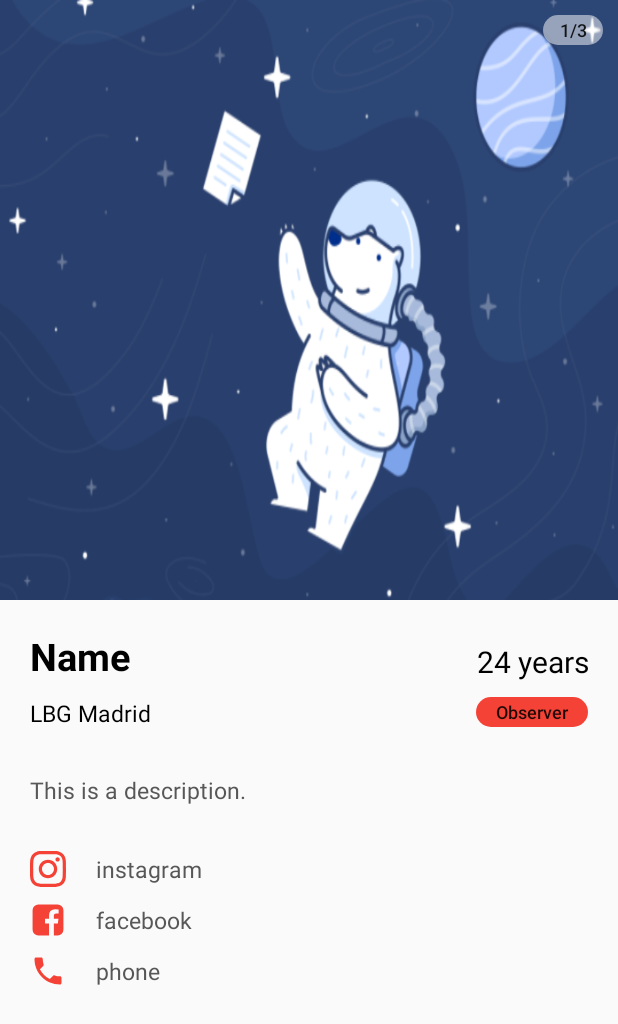
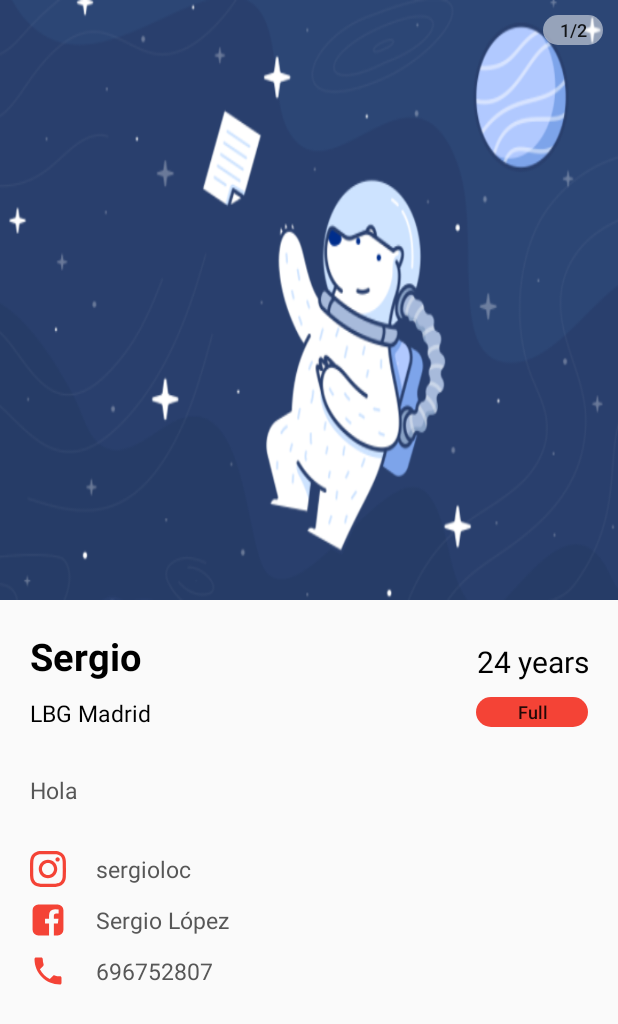
Before and after one commit to sergioloc/needle, an Android app: the screen it shows after launch (UserActivity), after a tap on an icon or button, on a phone screen of 412 x 824 dp. Shown: the top 1024 px of the screen. Run offline under Robolectric (Android 15) with nearby library versions, the phone set to English and light mode, and no system bars; 1 statement that could not run was skipped.

Commit message:
Send user info between activities

```diff
--- a/app/src/main/java/com/slc/amarn/adapters/CardStackAdapter.kt
+++ b/app/src/main/java/com/slc/amarn/adapters/CardStackAdapter.kt
@@ -15,7 +15,7 @@ class CardStackAdapter(
     private var users: List<User> = emptyList()
 ) : RecyclerView.Adapter<CardStackAdapter.ViewHolder>() {
 
-    var images = arrayOf(R.drawable.clouds, R.drawable.bear, R.drawable.clouds)
+    var images = arrayListOf(R.drawable.clouds, R.drawable.bear, R.drawable.clouds)
 
     override fun onCreateViewHolder(parent: ViewGroup, viewType: Int): ViewHolder {
         val inflater = LayoutInflater.from(parent.context)
--- a/app/src/main/java/com/slc/amarn/adapters/MatchAdapter.kt
+++ b/app/src/main/java/com/slc/amarn/adapters/MatchAdapter.kt
@@ -4,11 +4,12 @@ import android.view.LayoutInflater
 import android.view.ViewGroup
 import android.widget.ImageView
 import android.widget.TextView
+import androidx.constraintlayout.widget.ConstraintLayout
 import androidx.recyclerview.widget.RecyclerView
 import com.slc.amarn.R
 import com.slc.amarn.models.User
 
-class MatchAdapter(private val matches: ArrayList<User>): RecyclerView.Adapter<MatchAdapter.UserViewHolder>() {
+class MatchAdapter(private val matches: ArrayList<User>, private val onMatchClickListener: OnMatchClickListener): RecyclerView.Adapter<MatchAdapter.UserViewHolder>() {
 
     override fun onCreateViewHolder(parent: ViewGroup, viewType: Int): UserViewHolder {
         return UserViewHolder(LayoutInflater.from(parent.context), parent)
@@ -17,23 +18,29 @@ class MatchAdapter(private val matches: ArrayList<User>): RecyclerView.Adapter<M
     override fun getItemCount(): Int = matches.size
 
     override fun onBindViewHolder(holder: UserViewHolder, position: Int) {
-        holder.bind(matches[position])
+        val user = matches[position]
+        holder.icon?.setImageResource(R.drawable.bear)
+        holder.name?.text = user.name
+        holder.root?.setOnClickListener {
+            onMatchClickListener.onMatchClick(user)
+        }
     }
 
     class UserViewHolder(inflater: LayoutInflater, parent: ViewGroup) :
         RecyclerView.ViewHolder(inflater.inflate(R.layout.item_match, parent, false)) {
 
-        private var icon: ImageView? = null
-        private var name: TextView? = null
+        var root: ConstraintLayout? = null
+        var icon: ImageView? = null
+        var name: TextView? = null
 
         init {
+            root = itemView.findViewById(R.id.root)
             icon = itemView.findViewById(R.id.iv_icon)
             name = itemView.findViewById(R.id.tv_name)
         }
+    }
 
-        fun bind(user: User) {
-            icon?.setImageResource(R.drawable.bear)
-            name?.text = user.name
-        }
+    interface OnMatchClickListener {
+        fun onMatchClick(user: User)
     }
 }
--- a/app/src/main/java/com/slc/amarn/adapters/PhotoAdapter.kt
+++ b/app/src/main/java/com/slc/amarn/adapters/PhotoAdapter.kt
@@ -9,7 +9,7 @@ import android.widget.LinearLayout
 import androidx.viewpager.widget.PagerAdapter
 import com.slc.amarn.R
 
-class PhotoAdapter(var context: Context, var images: Array<Int>): PagerAdapter() {
+class PhotoAdapter(var context: Context, var images: ArrayList<Int>): PagerAdapter() {
 
     lateinit var layoutInflater: LayoutInflater
 
--- a/app/src/main/java/com/slc/amarn/models/User.kt
+++ b/app/src/main/java/com/slc/amarn/models/User.kt
@@ -1,4 +1,6 @@
 package com.slc.amarn.models
+
+import java.io.Serializable
 
 data class User(
     val id: Int,
@@ -8,5 +10,9 @@ data class User(
     val membership: Int,
     val gender: Int,
     val orientation: Int,
-    val description: String
-)
+    val description: String,
+    val photos: ArrayList<Int>,
+    val instagram: String,
+    val facebook: String,
+    val phone: String
+): Serializable
--- a/app/src/main/java/com/slc/amarn/views/MatchFragment.kt
+++ b/app/src/main/java/com/slc/amarn/views/MatchFragment.kt
@@ -1,5 +1,6 @@
 package com.slc.amarn.views
 
+import android.content.Intent
 import android.os.Bundle
 import androidx.fragment.app.Fragment
 import android.view.LayoutInflater
@@ -11,11 +12,10 @@ import com.slc.amarn.adapters.MatchAdapter
 import com.slc.amarn.models.User
 import kotlinx.android.synthetic.main.fragment_match.*
 
-class MatchFragment : Fragment() {
+class MatchFragment : Fragment(), MatchAdapter.OnMatchClickListener {
 
     private val matches = arrayListOf(
-        User(1,"Sergio",24,"LBG Madrid", 3, 1, 2,"Hola"),
-        User(1,"Sergio",24,"LBG Madrid", 3, 1, 2,"Hola")
+        User(1,"Sergio",24,"LBG Madrid", 2, 1, 2,"Hola", arrayListOf(R.drawable.bear, R.drawable.clouds), "sergioloc", "Sergio López", "696752807")
     )
 
     override fun onCreateView(inflater: LayoutInflater, container: ViewGroup?, savedInstanceState: Bundle?): View? {
@@ -24,10 +24,14 @@ class MatchFragment : Fragment() {
 
     override fun onViewCreated(view: View, savedInstanceState: Bundle?) {
         super.onViewCreated(view, savedInstanceState)
-        rv_matches.apply {
-            layoutManager = LinearLayoutManager(context)
-            adapter = MatchAdapter(matches)
-        }
+        rv_matches.layoutManager = LinearLayoutManager(context)
+        rv_matches.adapter = MatchAdapter(matches, this)
+    }
+
+    override fun onMatchClick(user: User) {
+        val i = Intent(context, UserActivity::class.java)
+        i.putExtra("user", user)
+        startActivity(i)
     }
 
 }
--- a/app/src/main/java/com/slc/amarn/views/ProfileFragment.kt
+++ b/app/src/main/java/com/slc/amarn/views/ProfileFragment.kt
@@ -7,9 +7,12 @@ import android.view.LayoutInflater
 import android.view.View
 import android.view.ViewGroup
 import com.slc.amarn.R
+import com.slc.amarn.models.User
 import kotlinx.android.synthetic.main.fragment_profile.*
 
 class ProfileFragment : Fragment() {
+
+    val myUser = User(1,"Sergio",24,"LBG Madrid", 2, 1, 2,"Hola", arrayListOf(R.drawable.bear, R.drawable.clouds), "sergioloc", "Sergio López", "696752807")
 
     override fun onCreateView(inflater: LayoutInflater, container: ViewGroup?, savedInstanceState: Bundle?): View? {
         return inflater.inflate(R.layout.fragment_profile, container, false)
@@ -33,6 +36,7 @@ class ProfileFragment : Fragment() {
 
         iv_icon.setOnClickListener {
             val intent = Intent(context, UserActivity::class.java)
+            intent.putExtra("user", myUser)
             startActivity(intent)
         }
     }
--- a/app/src/main/java/com/slc/amarn/views/UserActivity.kt
+++ b/app/src/main/java/com/slc/amarn/views/UserActivity.kt
@@ -5,36 +5,60 @@ import androidx.appcompat.app.AppCompatActivity
 import androidx.viewpager.widget.ViewPager.OnPageChangeListener
 import com.slc.amarn.R
 import com.slc.amarn.adapters.PhotoAdapter
+import com.slc.amarn.models.User
 import kotlinx.android.synthetic.main.activity_user.*
-
 
 class UserActivity : AppCompatActivity() {
 
-    var images = arrayOf(R.drawable.bear, R.drawable.bear,R.drawable.bear)
+    var user: User? = null
 
     override fun onCreate(savedInstanceState: Bundle?) {
         super.onCreate(savedInstanceState)
         setContentView(R.layout.activity_user)
-        var adapter = PhotoAdapter(applicationContext, images)
+        initVariables()
+        initButtons()
+        initListeners()
+    }
+
+    private fun initVariables(){
+        user = intent.getSerializableExtra("user") as User
+        tv_name.text = user?.name
+        tv_age.text = "${user?.age} years"
+        tv_lbg.text = user?.lbg
+        tv_desciption.text = user?.description
+        tv_instagram.text = user?.instagram
+        tv_facebook.text = user?.facebook
+        tv_phone.text = user?.phone
+        when(user?.membership){
+            0 -> btn_membership.text = "Observer"
+            1 -> btn_membership.text = "Baby"
+            2 -> btn_membership.text = "Full"
+            3 -> btn_membership.text = "Alumni"
+        }
+        var adapter = PhotoAdapter(applicationContext, user!!.photos)
         vp_photos.adapter = adapter
-        chip_info.text = "1/${images.size}"
+        chip_info.text = "1/${user?.photos?.size}"
+    }
 
-        vp_photos.addOnPageChangeListener(object : OnPageChangeListener {
-            override fun onPageScrolled(position: Int, positionOffset: Float, positionOffsetPixels: Int) { }
-
-            override fun onPageSelected(position: Int) {
-                chip_info.text = "${position+1}/${images.size}"
-            }
-
-            override fun onPageScrollStateChanged(state: Int) {}
-        })
-
+    private fun initButtons(){
         btn_back.setOnClickListener {
             if (vp_photos.currentItem != 0) vp_photos.currentItem = vp_photos.currentItem - 1
         }
 
         btn_next.setOnClickListener {
-            if (vp_photos.currentItem != images.size) vp_photos.currentItem = vp_photos.currentItem + 1
+            if (vp_photos.currentItem != user?.photos?.size) vp_photos.currentItem = vp_photos.currentItem + 1
         }
     }
+
+    private fun initListeners(){
+        vp_photos.addOnPageChangeListener(object : OnPageChangeListener {
+            override fun onPageScrolled(position: Int, positionOffset: Float, positionOffsetPixels: Int) { }
+
+            override fun onPageSelected(position: Int) {
+                chip_info.text = "${position+1}/${user?.photos?.size}"
+            }
+
+            override fun onPageScrollStateChanged(state: Int) {}
+        })
+    }
 }
--- a/app/src/main/res/layout/item_match.xml
+++ b/app/src/main/res/layout/item_match.xml
@@ -3,7 +3,8 @@
     android:layout_width="match_parent"
     android:layout_height="wrap_content"
     xmlns:app="http://schemas.android.com/apk/res-auto"
-    android:layout_margin="10dp">
+    android:layout_margin="10dp"
+    android:id="@+id/root">
 
     <androidx.cardview.widget.CardView
         android:id="@+id/cardview"
```
Also changed, not shown: app/src/main/java/com/slc/amarn/views/SwipeFragment.kt (+3 -6 lines), app/src/main/res/layout/fragment_profile.xml (+14 -5 lines).
